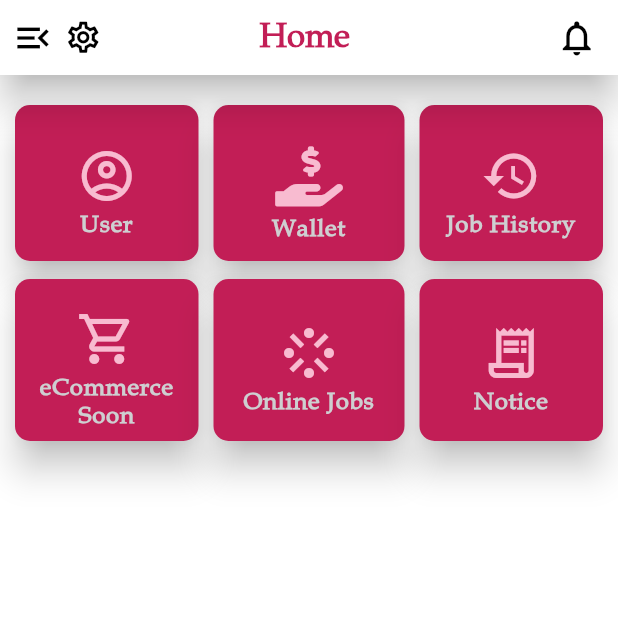
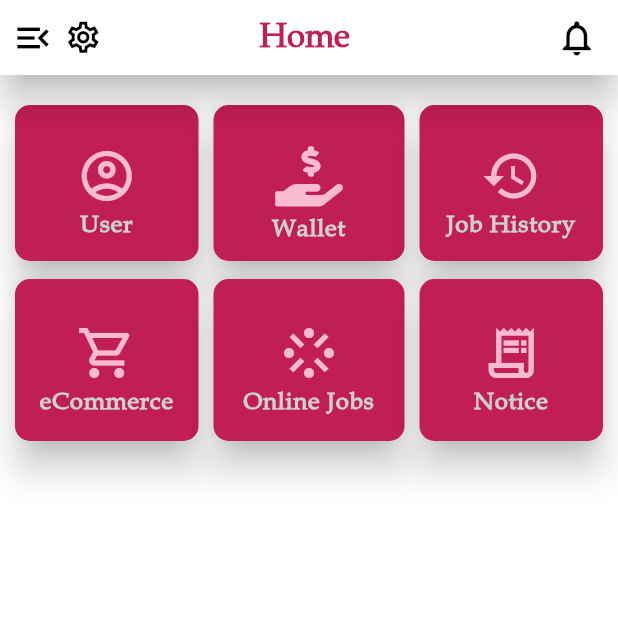
Before and after one commit to sohailmahmud/redid, a Flutter app: the Dashboard screen opened by its route, on a phone screen of 412 x 824 dp, the top half of it. Run offline on Flutter 3.47's test engine with Material 2 defaults, Android fonts, the light colour scheme and no system bars; our stand-ins replace flutter_otp_text_field, font_awesome_flutter, intl_phone_number_input; statements that could not run were skipped; project files that could hold a hidden picture were left out.

Commit message:
fix drawer

```diff
--- a/lib/src/views/dashboard/dashboard.dart
+++ b/lib/src/views/dashboard/dashboard.dart
@@ -295,7 +295,7 @@ class DashboardState extends State<Dashboard> {
                       Container(
                         padding: EdgeInsets.zero,
                         child: const Text(
-                          'eCommerce Soon',
+                          'eCommerce',
                           style: TextStyle(
                             fontFamily: 'Book-Antiqua',
                             fontSize: 16.0,
--- a/lib/src/views/drawer/customdrawer.dart
+++ b/lib/src/views/drawer/customdrawer.dart
@@ -341,7 +341,7 @@ class CustomDrawerState extends State<CustomDrawer> {
                       backgroundColor: Colors.transparent,
                       radius: 12.0,
                       child: Icon(
-                        Icons.work_rounded,
+                        Icons.stream_outlined,
                         color: kBaseColor,
                       ),
                     ),
```
